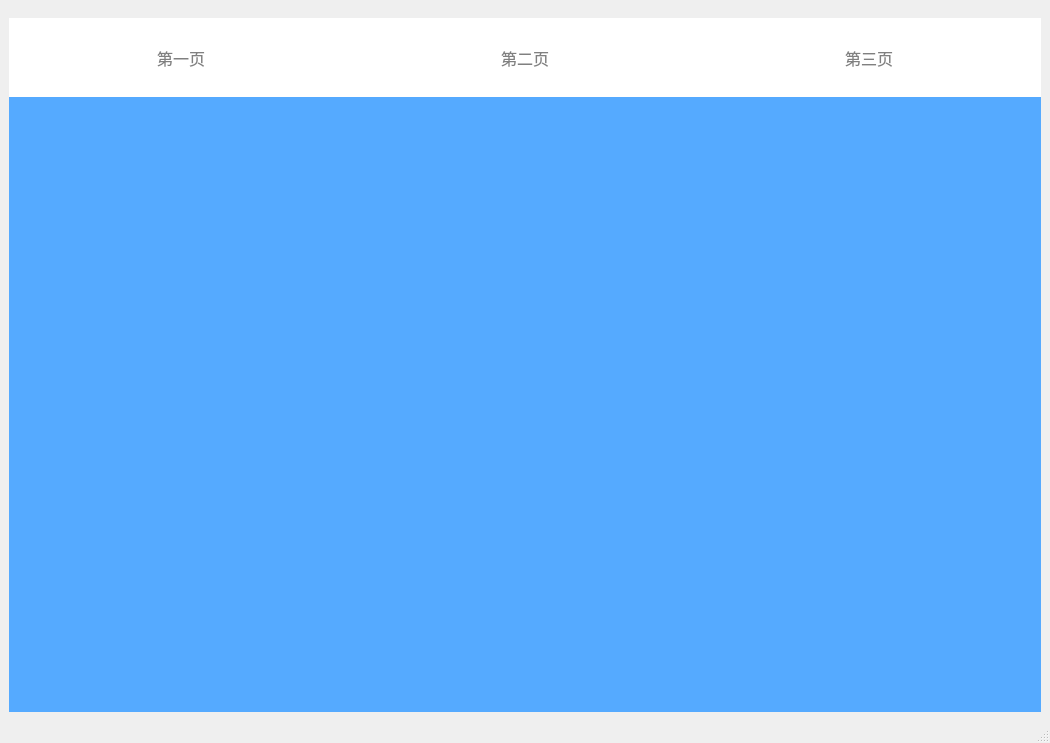
Old version of the form Serial/mainwindow.ui in the repository RoadToSea/Qt_projects.
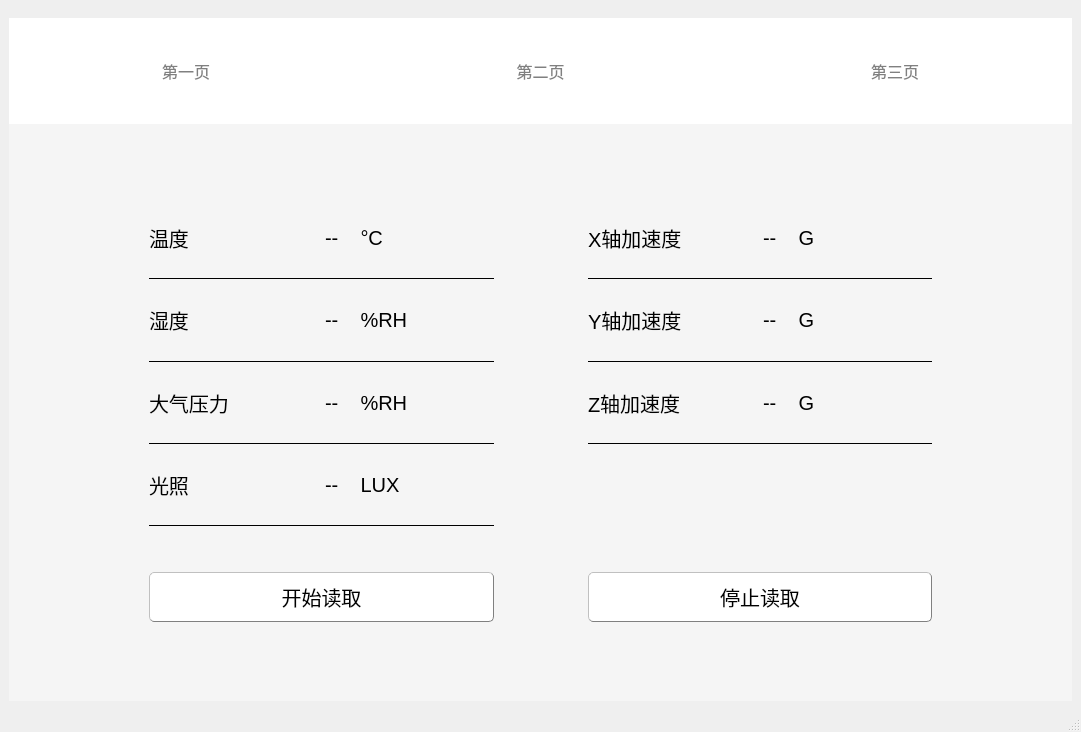
New version of the form. The open tabs and pages were chosen to show the change. Icons and pictures are not drawn. Custom widgets are drawn as their Qt base class.

The edit to the form file:
```diff
--- a/Serial/mainwindow.ui
+++ b/Serial/mainwindow.ui
@@ -6,8 +6,8 @@
    <rect>
     <x>0</x>
     <y>0</y>
-    <width>1050</width>
-    <height>743</height>
+    <width>1081</width>
+    <height>732</height>
    </rect>
   </property>
   <property name="font">
@@ -19,10 +19,180 @@
    <string>MainWindow</string>
   </property>
   <widget class="QWidget" name="centralwidget">
-   <layout class="QGridLayout" name="gridLayout" rowstretch="1,7" columnstretch="0">
+   <layout class="QGridLayout" name="gridLayout" rowstretch="1,5" columnstretch="0">
     <property name="spacing">
      <number>0</number>
     </property>
+    <item row="0" column="0">
+     <widget class="QWidget" name="widget" native="true">
+      <property name="font">
+       <font>
+        <pointsize>12</pointsize>
+       </font>
+      </property>
+      <layout class="QHBoxLayout" name="horizontalLayout">
+       <property name="spacing">
+        <number>0</number>
+       </property>
+       <property name="leftMargin">
+        <number>0</number>
+       </property>
+       <property name="rightMargin">
+        <number>0</number>
+       </property>
+       <property name="bottomMargin">
+        <number>0</number>
+       </property>
+       <item>
+        <widget class="QPushButton" name="page1_btn">
+         <property name="sizePolicy">
+          <sizepolicy hsizetype="Minimum" vsizetype="Preferred">
+           <horstretch>0</horstretch>
+           <verstretch>0</verstretch>
+          </sizepolicy>
+         </property>
+         <property name="font">
+          <font>
+           <pointsize>12</pointsize>
+          </font>
+         </property>
+         <property name="styleSheet">
+          <string notr="true">QPushButton
+{
+	background-color: white;
+    color: grey;
+    border-radius: 0px;
+    padding: 8px;
+    border-top: none;
+    border-left: none;            /* 左边框无 */
+    border-right: none;           /* 右边框无 */
+    border-bottom: none;          /* 底边框无 */
+
+}
+
+QPushButton:hover {
+    border-top: 4px solid rgb(4,126,154);  /* 上边框为2px黑色实线 */
+	background-color: rgb(231, 247, 255);
+}
+
+QPushButton:pressed, QPushButton:checked {
+    color: black;    
+    border-radius: 0px;
+    border-top: 4px solid rgb(4,126,154);  /* 上边框为2px黑色实线 */
+      background-color: white;
+}
+
+QPushButton:disabled {
+    background-color: #bdc3c7;
+    color: #7f8c8d;
+}</string>
+         </property>
+         <property name="text">
+          <string>第一页</string>
+         </property>
+        </widget>
+       </item>
+       <item>
+        <widget class="QPushButton" name="page2_btn">
+         <property name="sizePolicy">
+          <sizepolicy hsizetype="Minimum" vsizetype="Preferred">
+           <horstretch>0</horstretch>
+           <verstretch>0</verstretch>
+          </sizepolicy>
+         </property>
+         <property name="font">
+          <font>
+           <pointsize>12</pointsize>
+          </font>
+         </property>
+         <property name="styleSheet">
+          <string notr="true">QPushButton
+{
+    background-color: white;
+    color: grey;
+    border-radius: 0px;
+    padding: 8px;
+    border-top: none;
+    border-left: none;            /* 左边框无 */
+    border-right: none;           /* 右边框无 */
+    border-bottom: none;          /* 底边框无 */
+
+}
+
+QPushButton:hover {
+    border-top: 4px solid rgb(4,126,154);  /* 上边框为2px黑色实线 */
+	background-color: rgb(231, 247, 255);
+}
+
+QPushButton:pressed, QPushButton:checked {
+    color: black;    
+    border-radius: 0px;
+    border-top: 4px solid rgb(4,126,154);  /* 上边框为2px黑色实线 */
+      background-color: white;
+}
+
+QPushButton:disabled {
+    background-color: #bdc3c7;
+    color: #7f8c8d;
+}</string>
+         </property>
+         <property name="text">
+          <string>第二页</string>
+         </property>
+        </widget>
+       </item>
+       <item>
+        <widget class="QPushButton" name="page3_btn">
+         <property name="sizePolicy">
+          <sizepolicy hsizetype="Minimum" vsizetype="Preferred">
+           <horstretch>0</horstretch>
+           <verstretch>0</verstretch>
+          </sizepolicy>
+         </property>
+         <property name="font">
+          <font>
+           <pointsize>12</pointsize>
+          </font>
+         </property>
+         <property name="styleSheet">
+          <string notr="true">QPushButton
+{
+    background-color: white;
+    color: grey;
+    border-radius: 0px;
+    padding: 8px;
+    border-top: none;
+    border-left: none;            /* 左边框无 */
+    border-right: none;           /* 右边框无 */
+    border-bottom: none;          /* 底边框无 */
+
+}
+
+QPushButton:hover {
+    border-top: 4px solid rgb(4,126,154);  /* 上边框为2px黑色实线 */
+	background-color: rgb(231, 247, 255);
+}
+
+QPushButton:pressed, QPushButton:checked {
+    color: black;    
+    border-radius: 0px;
+    border-top: 4px solid rgb(4,126,154);  /* 上边框为2px黑色实线 */
+      background-color: white;
+}
+
+QPushButton:disabled {
+    background-color: #bdc3c7;
+    color: #7f8c8d;
+}</string>
+         </property>
+         <property name="text">
+          <string>第三页</string>
+         </property>
+        </widget>
+       </item>
+      </layout>
+     </widget>
+    </item>
     <item row="1" column="0">
      <widget class="QStackedWidget" name="stackedWidget">
       <property name="font">
@@ -605,8 +775,569 @@
       </widget>
       <widget class="QWidget" name="page_3">
        <property name="styleSheet">
-        <string notr="true">background-color: rgb(85, 170, 255);</string>
+        <string notr="true">background-color: rgb(245, 245, 245);</string>
        </property>
+       <layout class="QGridLayout" name="gridLayout_23" rowstretch="1,6,1" columnstretch="1,6,1">
+        <item row="1" column="2">
+         <spacer name="horizontalSpacer_5">
+          <property name="orientation">
+           <enum>Qt::Horizontal</enum>
+          </property>
+          <property name="sizeHint" stdset="0">
+           <size>
+            <width>40</width>
+            <height>20</height>
+           </size>
+          </property>
+         </spacer>
+        </item>
+        <item row="1" column="0">
+         <spacer name="horizontalSpacer_4">
+          <property name="orientation">
+           <enum>Qt::Horizontal</enum>
+          </property>
+          <property name="sizeHint" stdset="0">
+           <size>
+            <width>40</width>
+            <height>20</height>
+           </size>
+          </property>
+         </spacer>
+        </item>
+        <item row="1" column="1">
+         <layout class="QGridLayout" name="gridLayout_22">
+          <item row="1" column="2">
+           <layout class="QGridLayout" name="gridLayout_13">
+            <item row="0" column="0">
+             <widget class="QLabel" name="label_29">
+              <property name="font">
+               <font>
+                <pointsize>15</pointsize>
+               </font>
+              </property>
+              <property name="text">
+               <string>Y轴加速度</string>
+              </property>
+             </widget>
+            </item>
+            <item row="1" column="0" colspan="2">
+             <widget class="QFrame" name="frame_10">
+              <property name="sizePolicy">
+               <sizepolicy hsizetype="Preferred" vsizetype="Fixed">
+                <horstretch>0</horstretch>
+                <verstretch>0</verstretch>
+               </sizepolicy>
+              </property>
+              <property name="maximumSize">
+               <size>
+                <width>16777215</width>
+                <height>1</height>
+               </size>
+              </property>
+              <property name="styleSheet">
+               <string notr="true">background-color: rgb(0, 0, 0);</string>
+              </property>
+              <property name="frameShape">
+               <enum>QFrame::StyledPanel</enum>
+              </property>
+              <property name="frameShadow">
+               <enum>QFrame::Raised</enum>
+              </property>
+             </widget>
+            </item>
+            <item row="0" column="1">
+             <widget class="QLabel" name="label_accY">
+              <property name="font">
+               <font>
+                <pointsize>15</pointsize>
+               </font>
+              </property>
+              <property name="text">
+               <string>--    G</string>
+              </property>
+             </widget>
+            </item>
+           </layout>
+          </item>
+          <item row="0" column="2">
+           <layout class="QGridLayout" name="gridLayout_12">
+            <item row="0" column="0">
+             <widget class="QLabel" name="label_27">
+              <property name="font">
+               <font>
+                <pointsize>15</pointsize>
+               </font>
+              </property>
+              <property name="text">
+               <string>X轴加速度</string>
+              </property>
+             </widget>
+            </item>
+            <item row="1" column="0" colspan="2">
+             <widget class="QFrame" name="frame_9">
+              <property name="sizePolicy">
+               <sizepolicy hsizetype="Preferred" vsizetype="Fixed">
+                <horstretch>0</horstretch>
+                <verstretch>0</verstretch>
+               </sizepolicy>
+              </property>
+              <property name="maximumSize">
+               <size>
+                <width>16777215</width>
+                <height>1</height>
+               </size>
+              </property>
+              <property name="styleSheet">
+               <string notr="true">background-color: rgb(0, 0, 0);</string>
+              </property>
+              <property name="frameShape">
+               <enum>QFrame::StyledPanel</enum>
+              </property>
+              <property name="frameShadow">
+               <enum>QFrame::Raised</enum>
+              </property>
+             </widget>
+            </item>
+            <item row="0" column="1">
+             <widget class="QLabel" name="label_accX">
+              <property name="font">
+               <font>
+                <pointsize>15</pointsize>
+               </font>
+              </property>
+              <property name="text">
+               <string>--    G</string>
+              </property>
+             </widget>
+            </item>
+           </layout>
+          </item>
+          <item row="1" column="0">
+           <layout class="QGridLayout" name="gridLayout_4">
+            <item row="0" column="0">
+             <widget class="QLabel" name="label_8">
+              <property name="font">
+               <font>
+                <pointsize>15</pointsize>
+               </font>
+              </property>
+              <property name="text">
+               <string>湿度</string>
+              </property>
+             </widget>
+            </item>
+            <item row="0" column="1">
+             <widget class="QLabel" name="label_humidity">
+              <property name="font">
+               <font>
+                <pointsize>15</pointsize>
+               </font>
+              </property>
+              <property name="text">
+               <string>--    %RH</string>
+              </property>
+             </widget>
+            </item>
+            <item row="1" column="0" colspan="2">
+             <widget class="QFrame" name="frame_2">
+              <property name="sizePolicy">
+               <sizepolicy hsizetype="Preferred" vsizetype="Fixed">
+                <horstretch>0</horstretch>
+                <verstretch>0</verstretch>
+               </sizepolicy>
+              </property>
+              <property name="maximumSize">
+               <size>
+                <width>16777215</width>
+                <height>1</height>
+               </size>
+              </property>
+              <property name="styleSheet">
+               <string notr="true">background-color: rgb(0, 0, 0);</string>
+              </property>
+              <property name="frameShape">
+               <enum>QFrame::StyledPanel</enum>
+              </property>
+              <property name="frameShadow">
+               <enum>QFrame::Raised</enum>
+              </property>
+             </widget>
+            </item>
+           </layout>
+          </item>
+          <item row="5" column="0">
+           <widget class="QPushButton" name="startRead_btn">
+            <property name="sizePolicy">
+             <sizepolicy hsizetype="Minimum" vsizetype="Preferred">
+              <horstretch>0</horstretch>
+              <verstretch>0</verstretch>
+             </sizepolicy>
+            </property>
+            <property name="maximumSize">
+             <size>
+              <width>16777215</width>
+              <height>50</height>
+             </size>
+            </property>
+            <property name="font">
+             <font>
+              <pointsize>15</pointsize>
+             </font>
+            </property>
+            <property name="styleSheet">
+             <string notr="true">QPushButton
+{
+	background-color: rgb(255, 255, 255);
+border:1px solid gray;
+border-radius:5px;
+padding:2px 4px;
+border-style: outset;
+}
+QPushButton[color=&quot;on&quot;]
+{
+	background-color: rgb(255, 255, 255);
+}
+QPushButton[color=&quot;off&quot;]
+{
+	background-color: rgb(85, 170, 0);
+}
+ QPushButton:hover{
+background-color:rgb(229, 241, 251); 
+color: black;
+}
+ QPushButton:pressed{
+background-color:rgb(204, 228, 247);
+border-style: inset;
+}</string>
+            </property>
+            <property name="text">
+             <string>开始读取</string>
+            </property>
+           </widget>
+          </item>
+          <item row="2" column="0">
+           <layout class="QGridLayout" name="gridLayout_5">
+            <item row="0" column="0">
+             <widget class="QLabel" name="label_10">
+              <property name="font">
+               <font>
+                <pointsize>15</pointsize>
+               </font>
+              </property>
+              <property name="text">
+               <string>大气压力</string>
+              </property>
+             </widget>
+            </item>
+            <item row="0" column="1">
+             <widget class="QLabel" name="label_pressure">
+              <property name="font">
+               <font>
+                <pointsize>15</pointsize>
+               </font>
+              </property>
+              <property name="text">
+               <string>--    %RH</string>
+              </property>
+             </widget>
+            </item>
+            <item row="1" column="0" colspan="2">
+             <widget class="QFrame" name="frame_3">
+              <property name="sizePolicy">
+               <sizepolicy hsizetype="Preferred" vsizetype="Fixed">
+                <horstretch>0</horstretch>
+                <verstretch>0</verstretch>
+               </sizepolicy>
+              </property>
+              <property name="maximumSize">
+               <size>
+                <width>16777215</width>
+                <height>1</height>
+               </size>
+              </property>
+              <property name="styleSheet">
+               <string notr="true">background-color: rgb(0, 0, 0);</string>
+              </property>
+              <property name="frameShape">
+               <enum>QFrame::StyledPanel</enum>
+              </property>
+              <property name="frameShadow">
+               <enum>QFrame::Raised</enum>
+              </property>
+             </widget>
+            </item>
+           </layout>
+          </item>
+          <item row="2" column="2">
+           <layout class="QGridLayout" name="gridLayout_14">
+            <item row="0" column="0">
+             <widget class="QLabel" name="label_31">
+              <property name="font">
+               <font>
+                <pointsize>15</pointsize>
+               </font>
+              </property>
+              <property name="text">
+               <string>Z轴加速度</string>
+              </property>
+             </widget>
+            </item>
+            <item row="1" column="0" colspan="2">
+             <widget class="QFrame" name="frame_11">
+              <property name="sizePolicy">
+               <sizepolicy hsizetype="Preferred" vsizetype="Fixed">
+                <horstretch>0</horstretch>
+                <verstretch>0</verstretch>
+               </sizepolicy>
+              </property>
+              <property name="maximumSize">
+               <size>
+                <width>16777215</width>
+                <height>1</height>
+               </size>
+              </property>
+              <property name="styleSheet">
+               <string notr="true">background-color: rgb(0, 0, 0);</string>
+              </property>
+              <property name="frameShape">
+               <enum>QFrame::StyledPanel</enum>
+              </property>
+              <property name="frameShadow">
+               <enum>QFrame::Raised</enum>
+              </property>
+             </widget>
+            </item>
+            <item row="0" column="1">
+             <widget class="QLabel" name="label_accZ">
+              <property name="font">
+               <font>
+                <pointsize>15</pointsize>
+               </font>
+              </property>
+              <property name="text">
+               <string>--    G</string>
+              </property>
+             </widget>
+            </item>
+           </layout>
+          </item>
+          <item row="0" column="0">
+           <layout class="QGridLayout" name="gridLayout_3">
+            <item row="0" column="0">
+             <widget class="QLabel" name="label_6">
+              <property name="font">
+               <font>
+                <pointsize>15</pointsize>
+               </font>
+              </property>
+              <property name="text">
+               <string>温度</string>
+              </property>
+             </widget>
+            </item>
+            <item row="1" column="0" colspan="2">
+             <widget class="QFrame" name="frame">
+              <property name="sizePolicy">
+               <sizepolicy hsizetype="Preferred" vsizetype="Fixed">
+                <horstretch>0</horstretch>
+                <verstretch>0</verstretch>
+               </sizepolicy>
+              </property>
+              <property name="maximumSize">
+               <size>
+                <width>16777215</width>
+                <height>1</height>
+               </size>
+              </property>
+              <property name="styleSheet">
+               <string notr="true">background-color: rgb(0, 0, 0);</string>
+              </property>
+              <property name="frameShape">
+               <enum>QFrame::StyledPanel</enum>
+              </property>
+              <property name="frameShadow">
+               <enum>QFrame::Raised</enum>
+              </property>
+             </widget>
+            </item>
+            <item row="0" column="1">
+             <widget class="QLabel" name="label_temp">
+              <property name="font">
+               <font>
+                <pointsize>15</pointsize>
+               </font>
+              </property>
+              <property name="text">
+               <string>--    °C</string>
+              </property>
+             </widget>
+            </item>
+           </layout>
+          </item>
+          <item row="5" column="2">
+           <widget class="QPushButton" name="stopRead_btn">
+            <property name="sizePolicy">
+             <sizepolicy hsizetype="Minimum" vsizetype="Preferred">
+              <horstretch>0</horstretch>
+              <verstretch>0</verstretch>
+             </sizepolicy>
+            </property>
+            <property name="maximumSize">
+             <size>
+              <width>16777215</width>
+              <height>50</height>
+             </size>
+            </property>
+            <property name="font">
+             <font>
+              <pointsize>15</pointsize>
+             </font>
+            </property>
+            <property name="styleSheet">
+             <string notr="true">QPushButton
+{
+	background-color: rgb(255, 255, 255);
+border:1px solid gray;
+border-radius:5px;
+padding:2px 4px;
+border-style: outset;
+}
+QPushButton[color=&quot;on&quot;]
+{
+	background-color: rgb(255, 255, 255);
+}
+QPushButton[color=&quot;off&quot;]
+{
+	background-color: rgb(85, 170, 0);
+}
+ QPushButton:hover{
+background-color:rgb(229, 241, 251); 
+color: black;
+}
+ QPushButton:pressed{
+background-color:rgb(204, 228, 247);
+border-style: inset;
+}</string>
+            </property>
+            <property name="text">
+             <string>停止读取</string>
+            </property>
+           </widget>
+          </item>
+          <item row="0" column="1">
+           <spacer name="horizontalSpacer_3">
+            <property name="orientation">
+             <enum>Qt::Horizontal</enum>
+            </property>
+            <property name="sizeType">
+             <enum>QSizePolicy::Fixed</enum>
+            </property>
+            <property name="sizeHint" stdset="0">
+             <size>
+              <width>88</width>
+              <height>20</height>
+             </size>
+            </property>
+           </spacer>
+          </item>
+          <item row="3" column="0">
+           <layout class="QGridLayout" name="gridLayout_6">
+            <item row="0" column="0">
+             <widget class="QLabel" name="label_12">
+              <property name="font">
+               <font>
+                <pointsize>15</pointsize>
+               </font>
+              </property>
+              <property name="text">
+               <string>光照</string>
+              </property>
+             </widget>
+            </item>
+            <item row="0" column="1">
+             <widget class="QLabel" name="label_light">
+              <property name="font">
+               <font>
+                <pointsize>15</pointsize>
+               </font>
+              </property>
+              <property name="text">
+               <string>--    LUX</string>
+              </property>
+             </widget>
+            </item>
+            <item row="1" column="0" colspan="2">
+             <widget class="QFrame" name="frame_4">
+              <property name="sizePolicy">
+               <sizepolicy hsizetype="Preferred" vsizetype="Fixed">
+                <horstretch>0</horstretch>
+                <verstretch>0</verstretch>
+               </sizepolicy>
+              </property>
+              <property name="maximumSize">
+               <size>
+                <width>16777215</width>
+                <height>1</height>
+               </size>
+              </property>
+              <property name="styleSheet">
+               <string notr="true">background-color: rgb(0, 0, 0);</string>
+              </property>
+              <property name="frameShape">
+               <enum>QFrame::StyledPanel</enum>
+              </property>
+              <property name="frameShadow">
+               <enum>QFrame::Raised</enum>
+              </property>
+             </widget>
+            </item>
+           </layout>
+          </item>
+          <item row="4" column="0">
+           <spacer name="verticalSpacer_3">
+            <property name="orientation">
+             <enum>Qt::Vertical</enum>
+            </property>
+            <property name="sizeType">
+             <enum>QSizePolicy::Fixed</enum>
+            </property>
+            <property name="sizeHint" stdset="0">
+             <size>
+              <width>20</width>
+              <height>40</height>
+             </size>
+            </property>
+           </spacer>
+          </item>
+         </layout>
+        </item>
+        <item row="0" column="1">
+         <spacer name="verticalSpacer">
+          <property name="orientation">
+           <enum>Qt::Vertical</enum>
+          </property>
+          <property name="sizeHint" stdset="0">
+           <size>
+            <width>20</width>
+            <height>40</height>
+           </size>
+          </property>
+         </spacer>
+        </item>
+        <item row="2" column="1">
+         <spacer name="verticalSpacer_2">
+          <property name="orientation">
+           <enum>Qt::Vertical</enum>
+          </property>
+          <property name="sizeHint" stdset="0">
+           <size>
+            <width>20</width>
+            <height>40</height>
+           </size>
+          </property>
+         </spacer>
+        </item>
+       </layout>
       </widget>
       <widget class="QWidget" name="page_2">
        <property name="styleSheet">
@@ -615,176 +1346,6 @@
       </widget>
      </widget>
     </item>
-    <item row="0" column="0">
-     <widget class="QWidget" name="widget" native="true">
-      <property name="font">
-       <font>
-        <pointsize>12</pointsize>
-       </font>
-      </property>
-      <layout class="QHBoxLayout" name="horizontalLayout">
-       <property name="spacing">
-        <number>0</number>
-       </property>
-       <property name="leftMargin">
-        <number>0</number>
-       </property>
-       <property name="rightMargin">
-        <number>0</number>
-       </property>
-       <property name="bottomMargin">
-        <number>0</number>
-       </property>
-       <item>
-        <widget class="QPushButton" name="page1_btn">
-         <property name="sizePolicy">
-          <sizepolicy hsizetype="Minimum" vsizetype="Preferred">
-           <horstretch>0</horstretch>
-           <verstretch>0</verstretch>
-          </sizepolicy>
-         </property>
-         <property name="font">
-          <font>
-           <pointsize>12</pointsize>
-          </font>
-         </property>
-         <property name="styleSheet">
-          <string notr="true">QPushButton
-{
-	background-color: white;
-    color: grey;
-    border-radius: 0px;
-    padding: 8px;
-    border-top: none;
-    border-left: none;            /* 左边框无 */
-    border-right: none;           /* 右边框无 */
-    border-bottom: none;          /* 底边框无 */
-
-}
-
-QPushButton:hover {
-    border-top: 4px solid rgb(4,126,154);  /* 上边框为2px黑色实线 */
-	background-color: rgb(231, 247, 255);
-}
-
-QPushButton:pressed, QPushButton:checked {
-    color: black;    
-    border-radius: 0px;
-    border-top: 4px solid rgb(4,126,154);  /* 上边框为2px黑色实线 */
-      background-color: white;
-}
-
-QPushButton:disabled {
-    background-color: #bdc3c7;
-    color: #7f8c8d;
-}</string>
-         </property>
-         <property name="text">
-          <string>第一页</string>
-         </property>
-        </widget>
-       </item>
-       <item>
-        <widget class="QPushButton" name="page2_btn">
-         <property name="sizePolicy">
-          <sizepolicy hsizetype="Minimum" vsizetype="Preferred">
-           <horstretch>0</horstretch>
-           <verstretch>0</verstretch>
-          </sizepolicy>
-         </property>
-         <property name="font">
-          <font>
-           <pointsize>12</pointsize>
-          </font>
-         </property>
-         <property name="styleSheet">
-          <string notr="true">QPushButton
-{
-    background-color: white;
-    color: grey;
-    border-radius: 0px;
-    padding: 8px;
-    border-top: none;
-    border-left: none;            /* 左边框无 */
-    border-right: none;           /* 右边框无 */
-    border-bottom: none;          /* 底边框无 */
-
-}
-
-QPushButton:hover {
-    border-top: 4px solid rgb(4,126,154);  /* 上边框为2px黑色实线 */
-	background-color: rgb(231, 247, 255);
-}
-
-QPushButton:pressed, QPushButton:checked {
-    color: black;    
-    border-radius: 0px;
-    border-top: 4px solid rgb(4,126,154);  /* 上边框为2px黑色实线 */
-      background-color: white;
-}
-
-QPushButton:disabled {
-    background-color: #bdc3c7;
-    color: #7f8c8d;
-}</string>
-         </property>
-         <property name="text">
-          <string>第二页</string>
-         </property>
-        </widget>
-       </item>
-       <item>
-        <widget class="QPushButton" name="page3_btn">
-         <property name="sizePolicy">
-          <sizepolicy hsizetype="Minimum" vsizetype="Preferred">
-           <horstretch>0</horstretch>
-           <verstretch>0</verstretch>
-          </sizepolicy>
-         </property>
-         <property name="font">
-          <font>
-           <pointsize>12</pointsize>
-          </font>
-         </property>
-         <property name="styleSheet">
-          <string notr="true">QPushButton
-{
-    background-color: white;
-    color: grey;
-    border-radius: 0px;
-    padding: 8px;
-    border-top: none;
-    border-left: none;            /* 左边框无 */
-    border-right: none;           /* 右边框无 */
-    border-bottom: none;          /* 底边框无 */
-
-}
-
-QPushButton:hover {
-    border-top: 4px solid rgb(4,126,154);  /* 上边框为2px黑色实线 */
-	background-color: rgb(231, 247, 255);
-}
-
-QPushButton:pressed, QPushButton:checked {
-    color: black;    
-    border-radius: 0px;
-    border-top: 4px solid rgb(4,126,154);  /* 上边框为2px黑色实线 */
-      background-color: white;
-}
-
-QPushButton:disabled {
-    background-color: #bdc3c7;
-    color: #7f8c8d;
-}</string>
-         </property>
-         <property name="text">
-          <string>第三页</string>
-         </property>
-        </widget>
-       </item>
-      </layout>
-     </widget>
-    </item>
    </layout>
   </widget>
   <widget class="QMenuBar" name="menubar">
```
Left out of the diff: 61 changed lines with no effect on the pictures.
